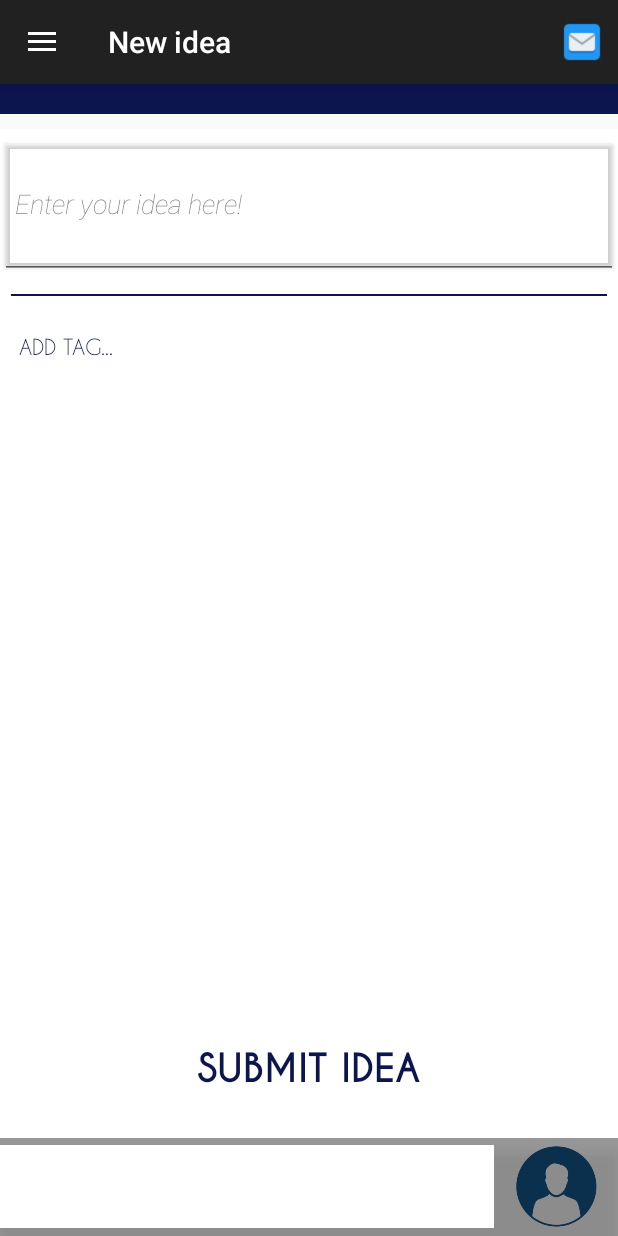
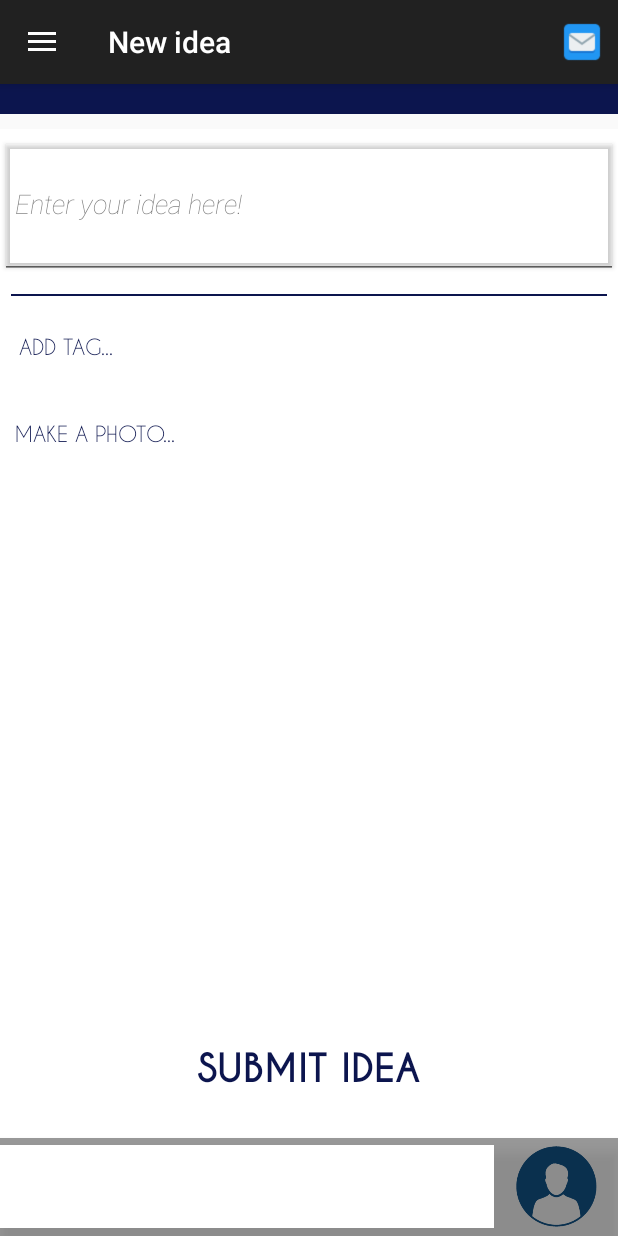
Before and after one commit to EStotskaya/Idee, an Android app: the AppActivity screen opened directly, with no data from a screen before it, after a tap on an icon or button, on a phone screen of 412 x 824 dp. Run offline under Robolectric (Android 15) with nearby library versions, the phone set to English and light mode, and no system bars; our stand-ins replace ButterKnife; libraries missing offline, so code that uses them is left out: com.nostra13.universalimageloader; Roboto replaces fonts that are not available here; 2 statements that could not run were skipped.

Commit message:
initial photo making in NewIdea fragment

```diff
--- a/android/app/src/main/AndroidManifest.xml
+++ b/android/app/src/main/AndroidManifest.xml
@@ -6,6 +6,8 @@
         android:name="android.permission.INTERNET"/>
     <uses-permission
         android:name="android.permission.ACCESS_NETWORK_STATE" />
+    <uses-permission
+        android:name="android.permission.WRITE_EXTERNAL_STORAGE" />
 
     <application
         android:allowBackup="true"
--- a/android/app/src/main/java/com/code_and_fix/idee/AppActivity.java
+++ b/android/app/src/main/java/com/code_and_fix/idee/AppActivity.java
@@ -130,20 +130,21 @@ public class AppActivity extends AppCompatActivity {
         ImageLoaderConfiguration config = new ImageLoaderConfiguration.Builder(this).build();
         ImageLoader.getInstance().init(config);
 
-        spref = getSharedPreferences("accInfo", MODE_PRIVATE);
-        String imagename = spref.getString("image", "");
-        if(imagename.length()>0)
-        {
-            ImageLoader loader = ImageLoader.getInstance();
-            ImageSize target = new ImageSize(55, 55);
-            loader.displayImage(imagename, profilePic, target);
-        }
+
+        getSPref();
 
         panel.setVisibility(View.VISIBLE);
 
         new myAsyncTask().execute();
     }
 
+
+    @Override
+    public void onResume()
+    {
+        super.onResume();
+        getSPref();
+    }
     @Override
     public boolean onCreateOptionsMenu(Menu menu) {
 
@@ -328,4 +329,17 @@ public class AppActivity extends AppCompatActivity {
             return json;
         }
     }
+
+    void getSPref()
+    {
+        spref = getSharedPreferences("accInfo", MODE_PRIVATE);
+        String imagename = spref.getString("image", "");
+
+        if(imagename.length()>0)
+        {
+            ImageLoader loader = ImageLoader.getInstance();
+            ImageSize target = new ImageSize(55, 55);
+            loader.displayImage(imagename, profilePic, target);
+        }
+    }
 }
--- a/android/app/src/main/java/com/code_and_fix/idee/NewIdeaFragment.java
+++ b/android/app/src/main/java/com/code_and_fix/idee/NewIdeaFragment.java
@@ -4,20 +4,26 @@ package com.code_and_fix.idee;
 import android.app.ActionBar;
 import android.content.ContentValues;
 import android.content.Context;
+import android.content.Intent;
 import android.database.Cursor;
 import android.database.sqlite.SQLiteDatabase;
 import android.database.sqlite.SQLiteException;
 import android.database.sqlite.SQLiteOpenHelper;
+import android.graphics.Bitmap;
 import android.net.ConnectivityManager;
 import android.net.NetworkInfo;
+import android.net.Uri;
 import android.opengl.Visibility;
 import android.os.Bundle;
 import android.app.Fragment;
+import android.os.Environment;
+import android.provider.MediaStore;
 import android.view.LayoutInflater;
 import android.view.View;
 import android.view.ViewGroup;
 import android.widget.Button;
 import android.widget.EditText;
+import android.widget.ImageView;
 import android.widget.RelativeLayout;
 import android.widget.Toast;
 
@@ -29,8 +35,13 @@ import butterknife.ButterKnife;
 import butterknife.OnClick;
 
 import com.google.gson.Gson;
+import com.nostra13.universalimageloader.core.ImageLoader;
+import com.nostra13.universalimageloader.core.ImageLoaderConfiguration;
+import com.nostra13.universalimageloader.core.assist.ImageSize;
 
+import java.io.File;
 
+import static android.app.Activity.RESULT_OK;
 
 
 /**
@@ -43,7 +54,10 @@ public class NewIdeaFragment extends Fragment {
     @Bind(R.id.submit) Button submit;
     @Bind(R.id.ideaBody) EditText ideaBody;
     @Bind(R.id.addTag) Button addTag;
+    @Bind(R.id.makePic) Button makePic;
+    @Bind(R.id.imageFrame) ImageView imageFrame;
     Fonts fonts;
+    private final int CAMERA_RESULT = 1;
 
     private boolean tagWasClicked;
 
@@ -57,6 +71,53 @@ public class NewIdeaFragment extends Fragment {
         addTag();
         butt.setVisibility(View.GONE);
         tagWasClicked = true;
+    }
+
+    //something is wrong here
+    @OnClick(R.id.makePic) void makePhoto(Button butt)
+    {
+        Intent cameraIntent = new Intent(MediaStore.ACTION_IMAGE_CAPTURE);
+        File file = new File(Environment.getExternalStorageDirectory().getPath() + "/Idee/");
+        if(!file.exists())
+        {
+            file.mkdir();
+        }
+        if(file.isDirectory())
+        {
+            Toast.makeText(getActivity(), "Dir created", Toast.LENGTH_LONG).show();
+        }
+        File filePath = new File(Environment.getExternalStorageDirectory().getPath() + "/Idee/" + System.currentTimeMillis()+".jpg");
+        cameraIntent.putExtra(MediaStore.EXTRA_OUTPUT, Uri.fromFile(file));
+        startActivityForResult(cameraIntent, CAMERA_RESULT);
+     }
+
+    @Override
+    public void onActivityResult(int requestCode, int resultCode, Intent intent)
+    {
+        if(requestCode == CAMERA_RESULT)
+        {
+            if(resultCode == RESULT_OK) {
+
+                //and also something is wrong here
+                try {
+                    if(intent!=null) {
+                        Bitmap image = (Bitmap) intent.getExtras().get("data");
+                        if(image!= null)
+                        {
+                            imageFrame.setScaleType(ImageView.ScaleType.FIT_CENTER);
+                            imageFrame.setVisibility(View.VISIBLE);
+                            imageFrame.setImageBitmap(image);
+
+                        }
+                    }else{
+                        Toast.makeText(getActivity(), "Intent is null", Toast.LENGTH_LONG).show();
+                    }
+
+                } catch (Exception e) {
+                    Toast.makeText(getActivity(), "Can't get photo", Toast.LENGTH_LONG).show();
+                }
+            }
+        }
     }
 
 
@@ -76,7 +137,9 @@ public class NewIdeaFragment extends Fragment {
         fonts = new Fonts(getActivity());
         submit.setTypeface(fonts.caviarBold());
         addTag.setTypeface(fonts.caviarNorm());
+        makePic.setTypeface(fonts.caviarNorm());
 
+        galleryAdd();
 
 
         try
@@ -222,6 +285,13 @@ public class NewIdeaFragment extends Fragment {
         bundle.putBoolean("tag", tagWasClicked);
     }
 
-
+    private void galleryAdd()
+    {
+        Intent intent = new Intent(Intent.ACTION_MEDIA_SCANNER_SCAN_FILE);
+        File file = new File(Environment.getExternalStorageDirectory().getPath()+"/Idee/");
+        Uri uri = Uri.fromFile(file);
+        intent.setData(uri);
+        getActivity().sendBroadcast(intent);
+    }
 
 }
--- a/android/app/src/main/res/layout/fragment_new_idea.xml
+++ b/android/app/src/main/res/layout/fragment_new_idea.xml
@@ -49,6 +49,30 @@
             android:fontFamily="sans-serif-thin"
             />
 
+
+        <Button
+            android:layout_width="wrap_content"
+            android:layout_height="wrap_content"
+            android:text="@string/add_pic"
+            android:textColor="@color/BACK"
+            android:background="@android:color/transparent"
+            android:id="@+id/makePic"
+            android:layout_below="@+id/addTag"
+            android:layout_alignLeft="@+id/ideaBody"
+            android:layout_marginTop="10dp"
+            android:layout_marginLeft="10dp"
+            android:fontFamily="sans-serif-thin"
+            />
+
+        <ImageView
+            android:layout_width="250dp"
+            android:layout_height="250dp"
+            android:layout_centerHorizontal="true"
+            android:id="@+id/imageFrame"
+            android:layout_below="@+id/makePic"
+            android:layout_marginTop="5dp"
+            android:visibility="gone"/>
+
         <Button
             android:layout_width="wrap_content"
             android:layout_height="wrap_content"
--- a/android/app/src/main/res/values/strings.xml
+++ b/android/app/src/main/res/values/strings.xml
@@ -35,6 +35,7 @@
 
     <string name="new_idea_body">Enter your idea here!</string>
     <string name="add_tag">Add tag...</string>
+    <string name="add_pic">Make a photo...</string>
 
     <string name="my_cab_info">My cabinet</string>
     <string name="my_ideas">My ideas : </string>
@@ -47,4 +48,6 @@
     <string name="start_search">Start search</string>
 
 
+
+
 </resources>
```
